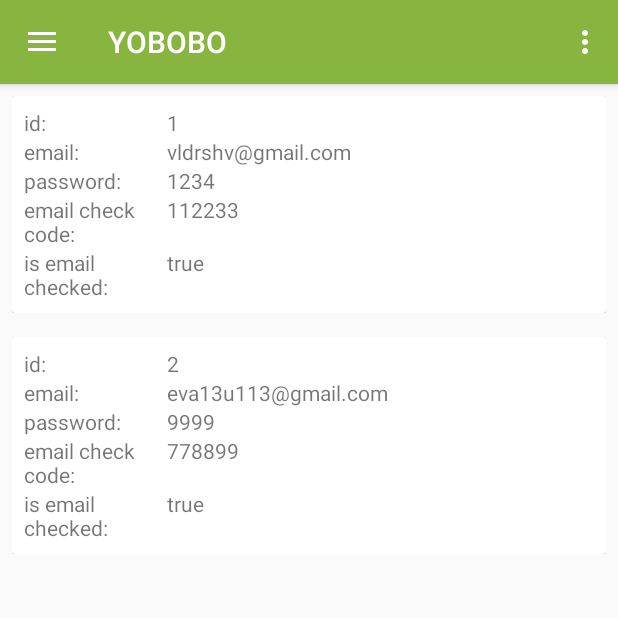
After one commit to Poli-sh/TXP1138, an Android app: the fragment ListOfUsersFragment placed in its activity, on a phone screen of 412 x 824 dp, the top half of it. The commit adds this screen. Run offline under Robolectric (Android 15) with nearby library versions, the phone set to English and light mode, and no system bars.

Commit message:
added Data Base -> Login_db and logic (compare password and email).

```diff
--- a/prilogulka/app/build.gradle
+++ b/prilogulka/app/build.gradle
@@ -24,11 +24,13 @@
     implementation 'com.android.support:appcompat-v7:27.1.1'
     implementation 'com.android.support.constraint:constraint-layout:1.1.0'
     implementation 'com.google.firebase:firebase-database:11.8.0'
+    implementation 'com.android.support:support-v4:27.1.1'
     testImplementation 'junit:junit:4.12'
     androidTestImplementation 'com.android.support.test:runner:1.0.2'
     androidTestImplementation 'com.android.support.test.espresso:espresso-core:3.0.2'
     implementation 'com.android.support:recyclerview-v7:27.1.1'
     implementation 'com.android.support:design:27.1.1'
+    implementation 'com.android.support:cardview-v7:27.1.1'
 }
 
 apply plugin: 'com.google.gms.google-services'
--- /dev/null
+++ b/prilogulka/app/src/main/java/com/example/prilogulka/ListOfUsersFragment.java
@@ -0,0 +1,41 @@
+package com.example.prilogulka;
+
+import android.os.Bundle;
+import android.support.v4.app.Fragment;
+import android.support.v7.widget.LinearLayoutManager;
+import android.support.v7.widget.RecyclerView;
+import android.view.LayoutInflater;
+import android.view.View;
+import android.view.ViewGroup;
+
+import com.example.prilogulka.data_base.UserLoginDB;
+import com.example.prilogulka.menu.RVAdapter;
+import com.example.prilogulka.data.User;
+
+public class ListOfUsersFragment extends Fragment {
+
+    @Override
+    public View onCreateView(LayoutInflater inflater, ViewGroup container,
+                             Bundle savedInstanceState) {
+
+        ViewGroup rootView = (ViewGroup)inflater.inflate(R.layout.fragment_list_of_users, container, false);
+        RecyclerView rv = (RecyclerView)rootView.findViewById(R.id.rv);
+
+        LinearLayoutManager llm = new LinearLayoutManager(getContext());
+        rv.setLayoutManager(llm);
+
+
+        UserLoginDB userDB = new UserLoginDB(getContext());
+        userDB.dropTable();
+        userDB.createTable();
+        userDB.insertUser(new User("vldrshv@gmail.com", "1234", "112233", true));
+        userDB.insertUser(new User("eva13u113@gmail.com", "9999", "778899", true));
+
+
+        RVAdapter adapter = new RVAdapter(userDB.selectAll());
+        rv.setAdapter(adapter);
+        return rootView;
+    }
+
+
+}
--- /dev/null
+++ b/prilogulka/app/src/main/java/com/example/prilogulka/data/User.java
@@ -0,0 +1,125 @@
+package com.example.prilogulka.data;
+
+public class User {
+    private int id;
+    private String email;
+    private String password;
+    private String emailCheckCode;
+    private Boolean isEmailChecked;
+    private String name;
+    private String surname;
+    private String lastName;
+    private String city;
+    private String sex;
+
+    public User(int id, String email, String password, String emailCheckCode, Boolean isEmailChecked,
+    String name, String surname, String lastName, String city, String sex) {
+        this.id = id;
+        this.email = email;
+        this.password = password;
+        this.emailCheckCode = emailCheckCode;
+        this.isEmailChecked = isEmailChecked;
+        this.name = name;
+        this.surname = surname;
+        this.lastName = lastName;
+        this.city = city;
+        this.sex = sex;
+    }
+
+    public User(int id, String email, String password, String emailCheckCode, Boolean isEmailChecked) {
+        this.id = id;
+        this.email = email;
+        this.password = password;
+        this.emailCheckCode = emailCheckCode;
+        this.isEmailChecked = isEmailChecked;
+    }
+
+    public User(String email, String password, String emailCheckCode, Boolean isEmailChecked) {
+        this.email = email;
+        this.password = password;
+        this.emailCheckCode = emailCheckCode;
+        this.isEmailChecked = isEmailChecked;
+    }
+
+    public User() {}
+
+    public int getId() {
+        return id;
+    }
+
+    public void setId(int id) {
+        this.id = id;
+    }
+
+    public String getEmail() {
+        return email;
+    }
+
+    public void setEmail(String email) {
+        this.email = email;
+    }
+
+    public String getPassword() {
+        return password;
+    }
+
+    public void setPassword(String password) {
+        this.password = password;
+    }
+
+    public String getEmailCheckCode() {
+        return emailCheckCode;
+    }
+
+    public void setEmailCheckCode(String emailCheckCode) {
+        this.emailCheckCode = emailCheckCode;
+    }
+
+    public Boolean getEmailChecked() {
+        return isEmailChecked;
+    }
+
+    public void setEmailChecked(Boolean emailChecked) {
+        isEmailChecked = emailChecked;
+    }
+
+    public String getName() {
+        return name;
+    }
+
+    public void setName(String name) {
+        this.name = name;
+    }
+
+    public String getSurname() {
+        return surname;
+    }
+
+    public void setSurname(String surname) {
+        this.surname = surname;
+    }
+
+    public String getLastName() {
+        return lastName;
+    }
+
+    public void setLastName(String lastName) {
+        this.lastName = lastName;
+    }
+
+    public String getCity() {
+        return city;
+    }
+
+    public void setCity(String city) {
+        this.city = city;
+    }
+
+    public String getSex() {
+        return sex;
+    }
+
+    public void setSex(String sex) {
+        this.sex = sex;
+    }
+}
--- /dev/null
+++ b/prilogulka/app/src/main/java/com/example/prilogulka/data_base/LoginDataBase.java
@@ -0,0 +1,32 @@
+package com.example.prilogulka.data_base;
+
+import com.example.prilogulka.data.User;
+
+import java.util.List;
+
+public interface LoginDataBase {
+
+    String CLASS_TAG = "DATA_BASE_LOGIN";
+
+    String DATA_BASE_QUERRY = "create table login\n" +
+            "(\n" +
+            "  id integer primary key autoincrement,\n" +
+            "  email varchar(255) not null,\n" +
+            "  password varchar(45) not null,\n" +
+            "  email_check_code varchar(10) not null,\n" +
+            "  is_email_checked int default '0' not null" +
+            ");";
+
+    String DATA_BASE_COLUMS = " (email, password, email_check_code, is_email_checked) ";
+    String SELECT_ALL_QUERRY = "SELECT * FROM login";
+    String DATA_BASE_NAME = "login";
+    int DATA_BASE_VERSION = 10;
+
+
+    public int getUsersCount(List<User> userList);
+    public List<User> selectAll();
+    public List<User> findUser (String column, String filter);
+    public void insertUser (User user);
+    public void dropTable();
+    public void createTable();
+}
--- /dev/null
+++ b/prilogulka/app/src/main/java/com/example/prilogulka/data_base/UserLoginDB.java
@@ -0,0 +1,107 @@
+package com.example.prilogulka.data_base;
+
+import android.content.Context;
+import android.database.Cursor;
+import android.database.sqlite.SQLiteDatabase;
+import android.database.sqlite.SQLiteOpenHelper;
+import android.util.Log;
+
+import com.example.prilogulka.data.User;
+
+import java.util.ArrayList;
+import java.util.List;
+
+
+public class UserLoginDB extends SQLiteOpenHelper implements LoginDataBase{
+
+    public UserLoginDB(Context context) {
+        super(context, DATA_BASE_NAME, null, DATA_BASE_VERSION);
+    }
+
+    @Override
+    public void onCreate(SQLiteDatabase sqLiteDatabase) {
+        Log.i(CLASS_TAG, DATA_BASE_QUERRY);
+        sqLiteDatabase.execSQL(DATA_BASE_QUERRY);
+    }
+
+    @Override
+    public void onUpgrade(SQLiteDatabase sqLiteDatabase, int oldVersion, int newVersion) {
+        try {
+            System.out.println("UPGRADE DB oldVersion=" + oldVersion + " - newVersion=" + newVersion);
+            onCreate(sqLiteDatabase);
+            if (oldVersion < 10) {
+                sqLiteDatabase.execSQL(DATA_BASE_QUERRY);
+            }
+        } catch (Exception e) {
+            e.printStackTrace();
+        }
+    }
+
+    @Override
+    public void onDowngrade(SQLiteDatabase db, int oldVersion, int newVersion) {
+        super.onDowngrade(db, oldVersion, newVersion);
+        System.out.println("DOWNGRADE DB oldVersion=" + oldVersion + " - newVersion=" + newVersion);
+    }
+
+    public void insertUser(User user) {
+        SQLiteDatabase database = this.getWritableDatabase();
+
+        String query = "INSERT OR IGNORE INTO " + DATA_BASE_NAME + " VALUES (";
+        query += "null, '" + user.getEmail() + "', '" + user.getPassword() + "', '";
+        query += user.getEmailCheckCode() + "', " + (user.getEmailChecked() ? 1 : 0)  + ");";
+
+        Log.i(CLASS_TAG, query);
+
+        database.execSQL(query);
+        database.close();
+    }
+
+    @Override
+    public int getUsersCount(List<User> userList) {
+        SQLiteDatabase database = this.getReadableDatabase();
+        Cursor cursor = database.rawQuery("SELECT COUNT(*) FROM " + DATA_BASE_NAME, null);
+        return cursor.getInt(0);
+    }
+
+    @Override
+    public List<User> selectAll() {
+        return findUser(null, null);
+    }
+
+    public List<User> findUser(String column, String filter) {
+        String query;
+        if (column == null || filter == null)
+            query = SELECT_ALL_QUERRY;
+        else
+            query = "SELECT * FROM " + DATA_BASE_NAME + " WHERE " + column + " LIKE " + "'" + filter + "';";
+
+
+        List<User> userList = new ArrayList<>();
+
+        SQLiteDatabase database = this.getReadableDatabase();
+        Cursor cursor = database.rawQuery(query, null);
+        while(cursor.moveToNext()) {
+            userList.add( new User(
+               cursor.getInt(0), // id
+                    cursor.getString(1), // email
+                    cursor.getString(2), // password
+                    cursor.getString(3), // email_check_code
+                    cursor.getInt(4) == 1 // is_email_checked
+
+            ));
+        }
+        return userList;
+    }
+
+    @Override
+    public void dropTable() {
+        SQLiteDatabase database = this.getWritableDatabase();
+        database.execSQL("DROP TABLE IF EXISTS " + DATA_BASE_NAME);
+    }
+
+    @Override
+    public void createTable() {
+        SQLiteDatabase database = this.getWritableDatabase();
+        database.execSQL(DATA_BASE_QUERRY);
+    }
+}
--- /dev/null
+++ b/prilogulka/app/src/main/java/com/example/prilogulka/menu/RVAdapter.java
@@ -0,0 +1,66 @@
+package com.example.prilogulka.menu;
+
+import android.support.v7.widget.CardView;
+import android.support.v7.widget.RecyclerView;
+import android.view.LayoutInflater;
+import android.view.View;
+import android.view.ViewGroup;
+import android.widget.TextView;
+
+import com.example.prilogulka.R;
+import com.example.prilogulka.data.User;
+
+import java.util.List;
+
+public class RVAdapter extends RecyclerView.Adapter<RVAdapter.PersonViewHolder>{
+    List<User> persons;
+
+    public RVAdapter(List<User> persons){
+        this.persons = persons;
+    }
+
+    public static class PersonViewHolder extends RecyclerView.ViewHolder {
+        CardView cv;
+        TextView db_id, db_email, db_password, db_email_check_code, db_is_email_checked;
+
+        PersonViewHolder(View itemView) {
+            super(itemView);
+            cv = (CardView)itemView.findViewById(R.id.cv);
+            db_id = (TextView)itemView.findViewById(R.id.db_id);
+            db_email = (TextView)itemView.findViewById(R.id.db_email);
+            db_password = (TextView)itemView.findViewById(R.id.db_password);;
+            db_email_check_code = (TextView)itemView.findViewById(R.id.db_email_check_code);
+            db_is_email_checked = (TextView)itemView.findViewById(R.id.db_is_email_checked);
+
+        }
+
+    }
+
+    @Override
+    public void onBindViewHolder(PersonViewHolder personViewHolder, int i) {
+        personViewHolder.db_id.setText(persons.get(i).getId()+"");
+        personViewHolder.db_email.setText(persons.get(i).getEmail());
+        personViewHolder.db_password.setText(persons.get(i).getPassword());
+        personViewHolder.db_email_check_code.setText(persons.get(i).getEmailCheckCode());
+        personViewHolder.db_is_email_checked.setText(persons.get(i).getEmailChecked()+"");
+    }
+
+
+    @Override
+    public PersonViewHolder onCreateViewHolder(ViewGroup viewGroup, int i) {
+        View v = LayoutInflater.from(viewGroup.getContext()).inflate(R.layout.login_db_presentation, viewGroup, false);
+        PersonViewHolder pvh = new PersonViewHolder(v);
+        return pvh;
+    }
+
+    @Override
+    public int getItemCount() {
+        return persons.size();
+    }
+
+    @Override
+    public void onAttachedToRecyclerView(RecyclerView recyclerView) {
+        super.onAttachedToRecyclerView(recyclerView);
+    }
+
+}
--- /dev/null
+++ b/prilogulka/app/src/main/res/layout/fragment_list_of_users.xml
@@ -0,0 +1,6 @@
+<?xml version="1.0" encoding="utf-8"?>
+<android.support.v7.widget.RecyclerView xmlns:android="http://schemas.android.com/apk/res/android"
+    android:layout_width="match_parent"
+    android:layout_height="match_parent"
+
+    android:id="@+id/rv"/>
--- /dev/null
+++ b/prilogulka/app/src/main/res/layout/login_db_presentation.xml
@@ -0,0 +1,123 @@
+<?xml version="1.0" encoding="utf-8"?>
+<LinearLayout xmlns:android="http://schemas.android.com/apk/res/android"
+    android:layout_width="match_parent"
+    android:layout_height="wrap_content"
+    android:layout_margin="8dp"
+    android:orientation="vertical">
+
+    <android.support.v7.widget.CardView
+        android:id="@+id/cv"
+        android:layout_width="match_parent"
+        android:layout_height="wrap_content"
+        android:elevation="8dp">
+
+
+        <LinearLayout
+            android:layout_width="match_parent"
+            android:layout_height="wrap_content"
+            android:layout_margin="8dp"
+            android:orientation="vertical">
+
+            <!-- ID -->
+            <LinearLayout
+                android:layout_width="match_parent"
+                android:layout_height="wrap_content"
+                android:orientation="horizontal">
+
+                <TextView
+                    android:layout_width="match_parent"
+                    android:layout_height="wrap_content"
+                    android:layout_weight="3"
+                    android:text="id:   " />
+
+                <TextView
+                    android:id="@+id/db_id"
+                    android:layout_width="match_parent"
+                    android:layout_height="wrap_content"
+                    android:layout_weight="1"
+                    android:text="TextView" />
+            </LinearLayout>
+
+            <!-- EMAIL -->
+            <LinearLayout
+                android:layout_width="match_parent"
+                android:layout_height="wrap_content"
+                android:orientation="horizontal">
+
+                <TextView
+                    android:layout_width="match_parent"
+                    android:layout_height="wrap_content"
+                    android:layout_weight="3"
+                    android:text="email:   " />
+
+                <TextView
+                    android:id="@+id/db_email"
+                    android:layout_width="match_parent"
+                    android:layout_height="wrap_content"
+                    android:layout_weight="1"
+                    android:text="TextView" />
+            </LinearLayout>
+
+            <!-- PASSWORD -->
+            <LinearLayout
+                android:layout_width="match_parent"
+                android:layout_height="wrap_content"
+                android:orientation="horizontal">
+
+                <TextView
+                    android:layout_width="match_parent"
+                    android:layout_height="wrap_content"
+                    android:layout_weight="3"
+                    android:text="password:   " />
+
+                <TextView
+                    android:id="@+id/db_password"
+                    android:layout_width="match_parent"
+                    android:layout_height="wrap_content"
+                    android:layout_weight="1"
+                    android:text="TextView" />
+            </LinearLayout>
+
+            <!-- EMAIL CHECK CODE -->
+            <LinearLayout
+                android:layout_width="match_parent"
+                android:layout_height="wrap_content"
+                android:orientation="horizontal">
+
+                <TextView
+                    android:layout_width="match_parent"
+                    android:layout_height="wrap_content"
+                    android:layout_weight="3"
+                    android:text="email check code:   " />
+
+                <TextView
+                    android:id="@+id/db_email_check_code"
+                    android:layout_width="match_parent"
+                    android:layout_height="wrap_content"
+                    android:layout_weight="1"
+                    android:text="TextView" />
+            </LinearLayout>
+
+            <!-- IS EMAIL CHECKED -->
+            <LinearLayout
+                android:layout_width="match_parent"
+                android:layout_height="wrap_content"
+                android:orientation="horizontal">
+
+                <TextView
+                    android:layout_width="match_parent"
+                    android:layout_height="wrap_content"
+                    android:layout_weight="3"
+                    android:text="is email checked:   " />
+
+                <TextView
+                    android:id="@+id/db_is_email_checked"
+                    android:layout_width="match_parent"
+                    android:layout_height="wrap_content"
+                    android:layout_weight="1"
+                    android:text="TextView" />
+            </LinearLayout>
+        </LinearLayout>
+
+    </android.support.v7.widget.CardView>
+</LinearLayout>
--- a/prilogulka/app/src/main/res/menu/menu_nav_drawer.xml
+++ b/prilogulka/app/src/main/res/menu/menu_nav_drawer.xml
@@ -38,5 +38,20 @@
             </group>
         </menu>
     </item>
+    <item android:title="Базеночка">
+        <menu>
+            <group android:checkableBehavior="single">
+                <item
+                    android:id="@+id/list_of_users"
+                    android:title="пользователи" />
+                <item
+                    android:id="@+id/list_of_user_actions"
+                    android:title="действия пользователей" />
+                <item
+                    android:id="@+id/list_of_user_info"
+                    android:title="инфо о юзере" />
+            </group>
+        </menu>
+    </item>
 
 </menu>
--- a/prilogulka/app/src/main/res/values/strings.xml
+++ b/prilogulka/app/src/main/res/values/strings.xml
@@ -67,4 +67,7 @@
         <item>жен</item>
         <item>муж</item>
     </string-array>
+
+    <!-- TODO: Remove or change this placeholder text -->
+    <string name="hello_blank_fragment">Hello blank fragment</string>
 </resources>
```
Also changed, not shown: prilogulka/app/src/main/java/com/example/prilogulka/login_signin/LoginActivity.java (+24 -16 lines), prilogulka/app/src/main/java/com/example/prilogulka/menu/MenuActivity.java (+12 -0 lines), prilogulka/app/src/main/java/com/example/prilogulka/user_data/User.java (deleted, +0 -15 lines), prilogulka/app/src/main/java/com/example/prilogulka/user_data/UserLoginDB.java (deleted, +0 -81 lines).
